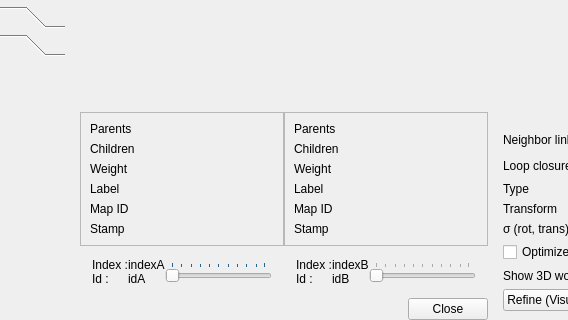
introlab/rtabmap, file guilib/src/ui/DatabaseViewer.ui: the form before one commit; both pictures show x 200 to 768 and y 484 to 804 of the 1183 by 804 pixel window.
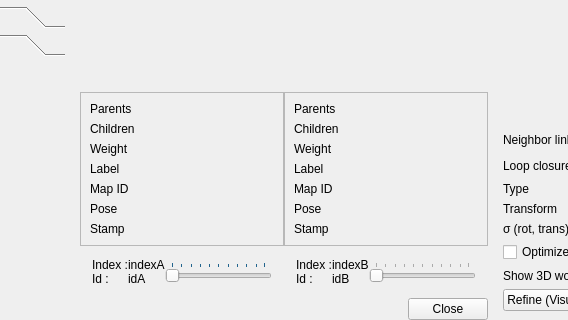
The form after the commit. Custom widgets are drawn as their Qt base class.

Commit message: Added pose label in databaseViewer

```diff
--- a/guilib/src/ui/DatabaseViewer.ui
+++ b/guilib/src/ui/DatabaseViewer.ui
@@ -51,7 +51,7 @@
              <x>0</x>
              <y>0</y>
              <width>162</width>
-             <height>150</height>
+             <height>173</height>
             </rect>
            </property>
            <layout class="QGridLayout" name="gridLayout" columnstretch="0,1">
@@ -97,14 +97,14 @@
               </property>
              </widget>
             </item>
-            <item row="5" column="0">
+            <item row="6" column="0">
              <widget class="QLabel" name="label_childrenA_6">
               <property name="text">
                <string>Stamp</string>
               </property>
              </widget>
             </item>
-            <item row="5" column="1">
+            <item row="6" column="1">
              <widget class="QLabel" name="label_stampA">
               <property name="text">
                <string/>
@@ -139,6 +139,20 @@
               </property>
              </widget>
             </item>
+            <item row="5" column="0">
+             <widget class="QLabel" name="label_childrenA_12">
+              <property name="text">
+               <string>Pose</string>
+              </property>
+             </widget>
+            </item>
+            <item row="5" column="1">
+             <widget class="QLabel" name="label_poseA">
+              <property name="text">
+               <string/>
+              </property>
+             </widget>
+            </item>
            </layout>
           </widget>
          </widget>
@@ -220,10 +234,10 @@
              <x>0</x>
              <y>0</y>
              <width>162</width>
-             <height>150</height>
+             <height>173</height>
             </rect>
            </property>
-           <layout class="QGridLayout" name="gridLayout_2" columnstretch="0,0">
+           <layout class="QGridLayout" name="gridLayout_2" columnstretch="0,1">
             <item row="0" column="1">
              <widget class="QLabel" name="label_parentsB">
               <property name="text">
@@ -266,14 +280,14 @@
               </property>
              </widget>
             </item>
-            <item row="5" column="0">
+            <item row="6" column="0">
              <widget class="QLabel" name="label_childrenA_7">
               <property name="text">
                <string>Stamp</string>
               </property>
              </widget>
             </item>
-            <item row="5" column="1">
+            <item row="6" column="1">
              <widget class="QLabel" name="label_stampB">
               <property name="text">
                <string/>
@@ -308,6 +322,20 @@
               </property>
              </widget>
             </item>
+            <item row="5" column="0">
+             <widget class="QLabel" name="label_childrenA_13">
+              <property name="text">
+               <string>Pose</string>
+              </property>
+             </widget>
+            </item>
+            <item row="5" column="1">
+             <widget class="QLabel" name="label_poseB">
+              <property name="text">
+               <string/>
+              </property>
+             </widget>
+            </item>
            </layout>
           </widget>
          </widget>
```
The commit also changes 2 other files.
